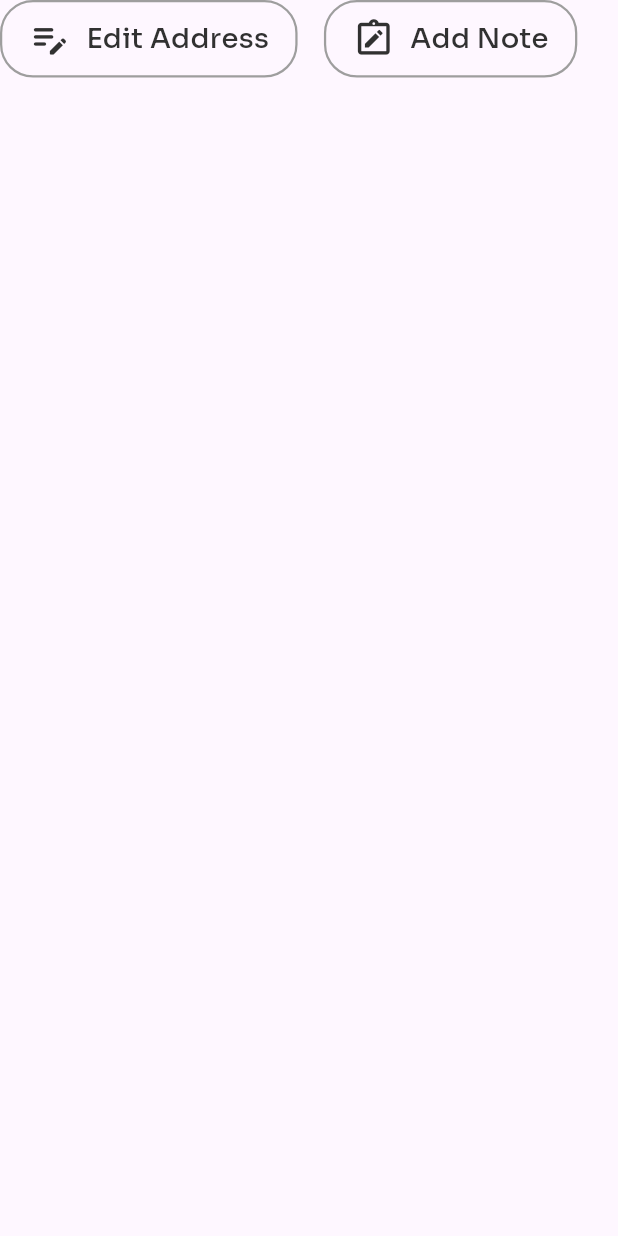
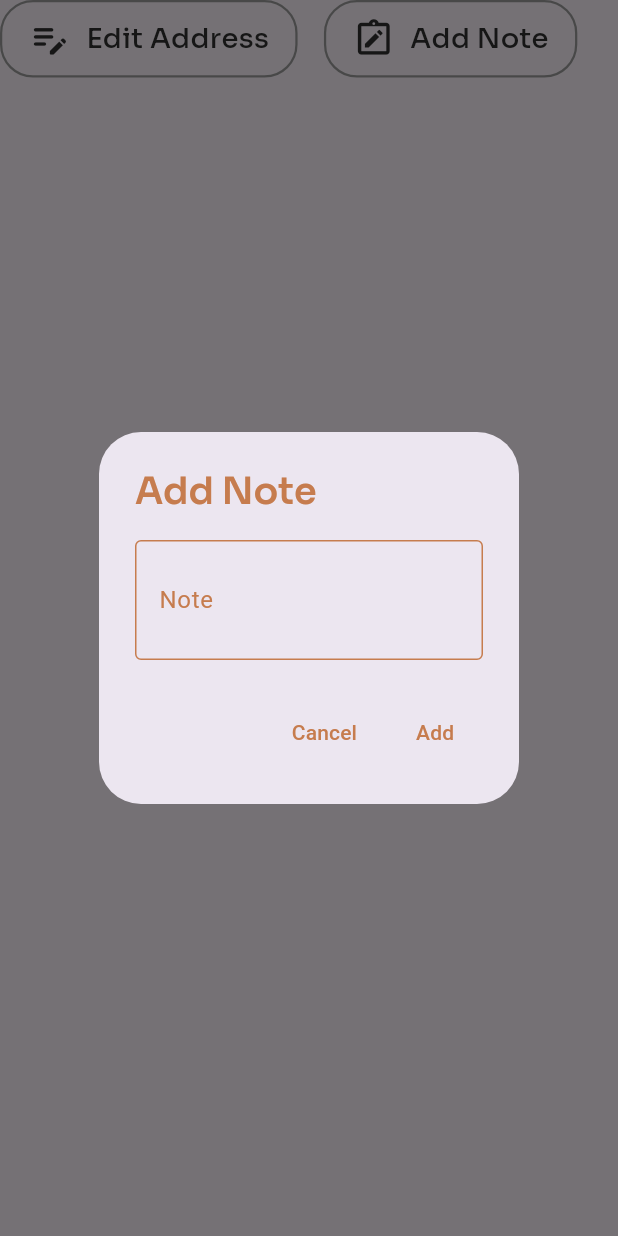
Before and after one commit to aliNassef/coffe_shop, a Flutter app: the EditAddressOrAddNote widget shown alone on an empty page, opened directly, after a tap on "Add Note", on a phone screen of 412 x 824 dp. Run offline on Flutter 3.47's test engine with Material 3 defaults, Android fonts, the phone set to English and light mode, and no system bars; drawn by our look-alikes of sentry_flutter; our stand-ins replace bloc, cached_network_image, cloud_firestore, dartz, device_preview, equatable and 12 more; missing offline and left inert: flutter_polyline_points, place_picker_google; accounts and stored records are empty; network calls fail.

```diff
--- a/lib/core/utils/app_routes.dart
+++ b/lib/core/utils/app_routes.dart
@@ -26,8 +26,9 @@ Route<dynamic> onGenerateRoute(RouteSettings settings) {
             FadeTransition(opacity: animation, child: child),
       );
     case OrderView.routeName:
+      final coffe = settings.arguments as CoffeeModel;
       return PageRouteBuilder(
-        pageBuilder: (_, _, _) => const OrderView(),
+        pageBuilder: (_, _, _) => OrderView(coffe: coffe),
         transitionsBuilder: (context, animation, secondaryAnimation, child) =>
             FadeTransition(opacity: animation, child: child),
       );
--- a/lib/features/home/presentation/view/coffe_details_view.dart
+++ b/lib/features/home/presentation/view/coffe_details_view.dart
@@ -126,7 +126,7 @@ class CoffeDetailsView extends StatelessWidget {
               },
             ),
             Gap(32),
-            TotalPriceAndBuyNowButton(price: coffe.price, deleveryFee: 3),
+            TotalPriceAndBuyNowButton(coffe: coffe, deleveryFee: 3),
             Gap(30),
           ],
         ).withHorizontalPadding(16),
--- a/lib/features/order/presentation/views/order_view.dart
+++ b/lib/features/order/presentation/views/order_view.dart
@@ -5,10 +5,12 @@ import 'package:flutter_bloc/flutter_bloc.dart';
 import '../../../../core/extensions/padding_extension.dart';
 import 'package:flutter/material.dart';
 
+import '../../../home/data/model/coffe_model.dart';
 import '../widgets/order_view_body.dart';
 
 class OrderView extends StatelessWidget {
-  const OrderView({super.key});
+  const OrderView({super.key, required this.coffe});
+  final CoffeeModel coffe;
   static const routeName = 'order_view';
   @override
   Widget build(BuildContext context) {
@@ -21,7 +23,7 @@ class OrderView extends StatelessWidget {
       ),
       body: BlocProvider(
         create: (context) => injector<OrderCubit>(),
-        child: const OrderViewBody(),
+        child: OrderViewBody(coffe: coffe),
       ).withHorizontalPadding(16),
     );
   }
--- a/lib/features/order/presentation/widgets/edit_address_or_add_note.dart
+++ b/lib/features/order/presentation/widgets/edit_address_or_add_note.dart
@@ -55,7 +55,56 @@ class EditAddressOrAddNote extends StatelessWidget {
           ),
         ),
         GestureDetector(
-          onTap: () {},
+          onTap: () {
+            showDialog(
+              context: context,
+              builder: (context) => AlertDialog(
+                title: Text(
+                  'Add Note',
+                  style: AppStyles.semiBold24.copyWith(
+                    color: AppColors.primary,
+                  ),
+                ),
+                content: TextField(
+                  maxLines: 2,
+                  cursorColor: AppColors.primary,
+                  decoration: const InputDecoration(
+                    border: OutlineInputBorder(
+                      borderSide: BorderSide(color: AppColors.primary),
+                    ),
+                    enabledBorder: OutlineInputBorder(
+                      borderSide: BorderSide(color: AppColors.primary),
+                    ),
+                    focusedBorder: OutlineInputBorder(
+                      borderSide: BorderSide(color: AppColors.primary),
+                    ),
+                    labelText: 'Note',
+                    labelStyle: TextStyle(color: AppColors.primary),
+                  ),
+                ),
+                actions: [
+                  TextButton(
+                    onPressed: () {
+                      Navigator.pop(context);
+                    },
+                    child: const Text(
+                      'Cancel',
+                      style: TextStyle(color: AppColors.primary),
+                    ),
+                  ),
+                  TextButton(
+                    onPressed: () {
+                      Navigator.pop(context);
+                    },
+                    child: const Text(
+                      'Add',
+                      style: TextStyle(color: AppColors.primary),
+                    ),
+                  ),
+                ],
+              ),
+            );
+          },
           child: Container(
             padding: EdgeInsets.symmetric(horizontal: 16.w, vertical: 10.h),
             decoration: BoxDecoration(
```
Also changed, not shown: lib/features/home/presentation/widgets/total_price_and_buy_now_button.dart (+5 -4 lines), lib/features/order/presentation/widgets/order_view_body.dart (+11 -4 lines).
